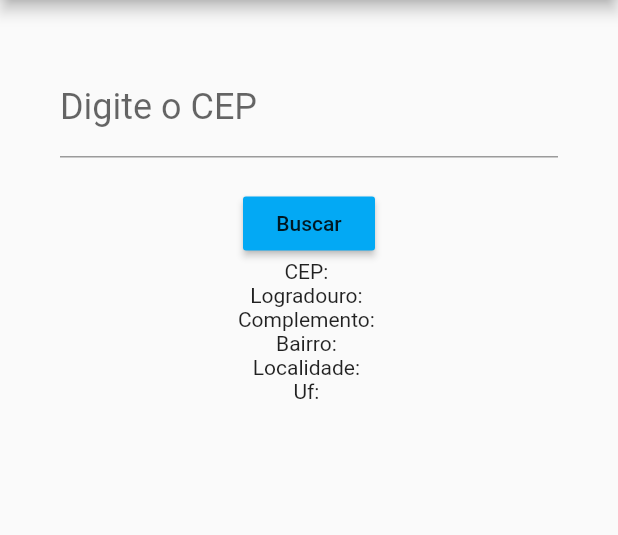
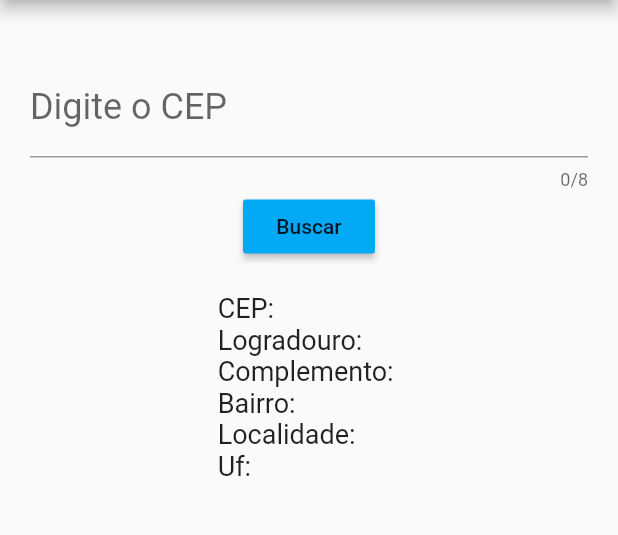
Before and after one commit to ThaysMrtns/App_busca_CEP, a Flutter app: the screen it shows after launch, on a phone screen of 412 x 824 dp, the part 84-619 px from its top. Run offline on Flutter 3.47's test engine with Material 2 defaults, Android fonts, the phone set to English and light mode, and no system bars.

Commit message:
Validando campo

```diff
--- a/lib/form.dart
+++ b/lib/form.dart
@@ -22,18 +22,18 @@ class _FormularioState extends State<Formulario> {
   Widget build(BuildContext context) {
     return Column(children: [
       Padding(
-        padding: EdgeInsets.all(20),
+        padding: EdgeInsets.only(top: 20),
         child: TextField(
           keyboardType: TextInputType.number,
           decoration: InputDecoration(
               labelText: "Digite o CEP", labelStyle: TextStyle(fontSize: 24)),
           enabled: true, //Habilita e desabilita o campo de texto
-          /*maxLength: 8,
-          maxLengthEnforced: true,*/
           style: TextStyle(color: Colors.black),
           onSubmitted: (String cep) {
             print("cep: $cep");
           },
+          maxLength: 8,
+          maxLengthEnforced: false,
           // O controller tem acesso ao que foi digitado no campo de texto
           controller: _textEditingController,
         ),
@@ -46,12 +46,19 @@ class _FormularioState extends State<Formulario> {
           req(_textEditingController.text);
         },
       ),
-      Text("CEP: $cep"),
-      Text("Logradouro: $logradouro"),
-      Text("Complemento: $complemento"),
-      Text("Bairro: $bairro"),
-      Text("Localidade: $localidade"),
-      Text("Uf: $uf")
+      Padding(
+          padding: EdgeInsets.only(top: 20),
+          child: Column(
+            crossAxisAlignment: CrossAxisAlignment.start,
+            children: [
+              Text("CEP: $cep", style: TextStyle(fontSize: 18)),
+              Text("Logradouro: $logradouro", style: TextStyle(fontSize: 18)),
+              Text("Complemento: $complemento", style: TextStyle(fontSize: 18)),
+              Text("Bairro: $bairro", style: TextStyle(fontSize: 18)),
+              Text("Localidade: $localidade", style: TextStyle(fontSize: 18)),
+              Text("Uf: $uf", style: TextStyle(fontSize: 18))
+            ],
+          ))
     ]);
   }
 
@@ -84,8 +91,7 @@ class _FormularioState extends State<Formulario> {
       var cepBairro = jsonResponse["bairro"];
       var cepLocalidade = jsonResponse["localidade"];
       var cepUf = jsonResponse["uf"];
-      print(
-          "Dados: $cepCep, $cepLogradouro, $cepComplemento, $cepBairro, $cepLocalidade, $cepUf");
+      /*print("Dados: $cepCep, $cepLogradouro, $cepComplemento, $cepBairro, $cepLocalidade, $cepUf");*/
 
       muda(cepCep, cepLogradouro, cepComplemento, cepBairro, cepLocalidade,
           cepUf);
--- a/lib/main.dart
+++ b/lib/main.dart
@@ -31,9 +31,6 @@ class _AppState extends State<App> {
             child: Column(
               children: [
                 Formulario(),
-                /*RaisedButton(onPressed: () {
-                  req(cepUser);
-                }),*/
               ],
             ),
           ),
```
